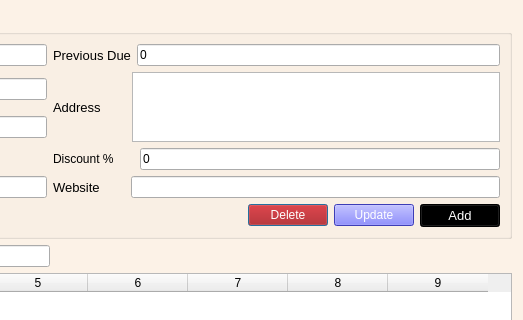
Before: the Qt Designer form ui/addcustomer.ui in ansarul543/pos-inventory, drawn with Qt 5; both pictures show x 424 to 947 and y 0 to 320 of the 947 by 426 pixel window.
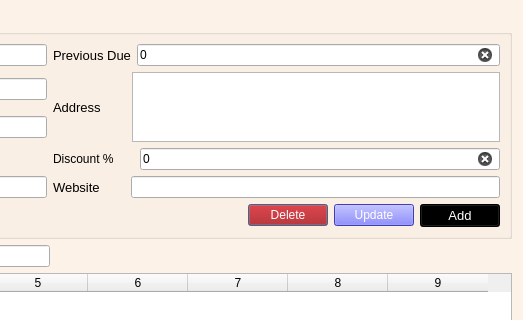
After: the same form once the commit is applied.

```diff
--- a/ui/addcustomer.ui
+++ b/ui/addcustomer.ui
@@ -75,6 +75,9 @@
           <property name="text">
            <string>0</string>
           </property>
+          <property name="clearButtonEnabled">
+           <bool>true</bool>
+          </property>
          </widget>
         </item>
        </layout>
@@ -286,6 +289,9 @@
           <property name="text">
            <string>0</string>
           </property>
+          <property name="clearButtonEnabled">
+           <bool>true</bool>
+          </property>
          </widget>
         </item>
        </layout>
```
Left out of the diff: 34 changed lines with no effect on the pictures.
